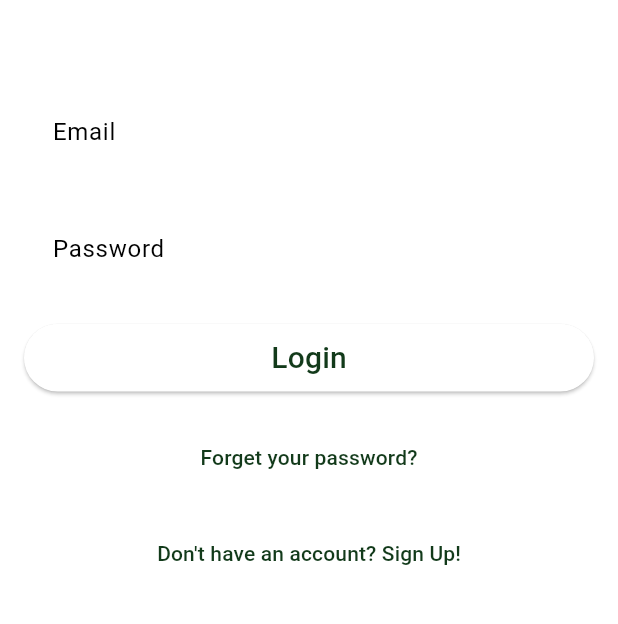
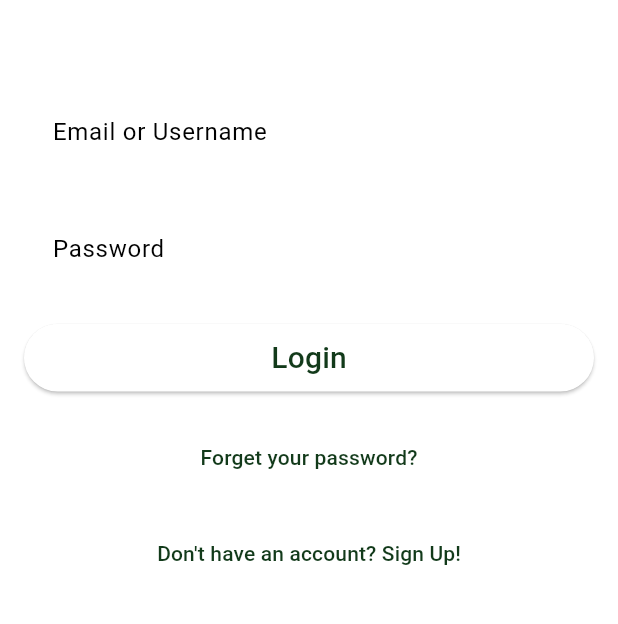
Before and after one commit to FarisAlamoudi/BigProject, a Flutter app: the screen it shows after launch, on a phone screen of 412 x 824 dp, the part 390-1014 px from its top. Run offline on Flutter 3.47's test engine with Material 3 defaults, Android fonts, the phone set to English and light mode, and no system bars; missing offline and left inert: mongo_dart, mongo_dart_query; Roboto replaces fonts that are missing (Cairo).

Commit message:
Update App Login to accept Email or Username with Password

```diff
--- a/frontendMobile/lib/main.dart
+++ b/frontendMobile/lib/main.dart
@@ -3,6 +3,7 @@ import 'package:reserve_smart/dbHelper/mongodb.dart';
 import 'package:reserve_smart/reserve.dart';
 import 'sign_up_page.dart'; // Import the SignUpPage
 import 'package:mongo_dart/mongo_dart.dart' as M;
+import 'package:mongo_dart_query/mongo_dart_query.dart';
 
 void main() async {
   WidgetsFlutterBinding.ensureInitialized();
@@ -49,9 +50,15 @@ class _LoginPageState extends State<LoginPage> {
 
   Future<void> loginVerification(BuildContext context) async {
     var userCollection = MongoDatabase.userCollection;
+    //Using MongoDB Package 'Or' operator to check Email or Username with Password
     var user = await userCollection.findOne({
-      'Email': _emailController.text,
-      'Password': _passwordController.text,
+      '\$or': [
+        {'Email': _emailController.text, 'Password': _passwordController.text},
+        {
+          'UserName': _emailController.text,
+          'Password': _passwordController.text
+        }
+      ]
     });
     if (user != null) {
       // User found, proceed with login
@@ -60,13 +67,13 @@ class _LoginPageState extends State<LoginPage> {
         MaterialPageRoute(builder: (context) => const ReservePage()),
       );
     } else {
-      // User not found, show error message
+      //User not found, show error message
       showDialog(
         context: context,
         builder: (BuildContext context) {
           return AlertDialog(
             title: const Text('Login Error'),
-            content: const Text('Invalid username or password'),
+            content: const Text('Invalid Email/Username or Password'),
             actions: <Widget>[
               TextButton(
                 child: const Text('OK'),
@@ -130,7 +137,7 @@ class _LoginPageState extends State<LoginPage> {
                               color: Color.fromARGB(255, 18, 58, 26),
                               width: 2.0),
                         ),
-                        labelText: 'Email',
+                        labelText: 'Email or Username',
                       ),
                     ),
                   ),
```
